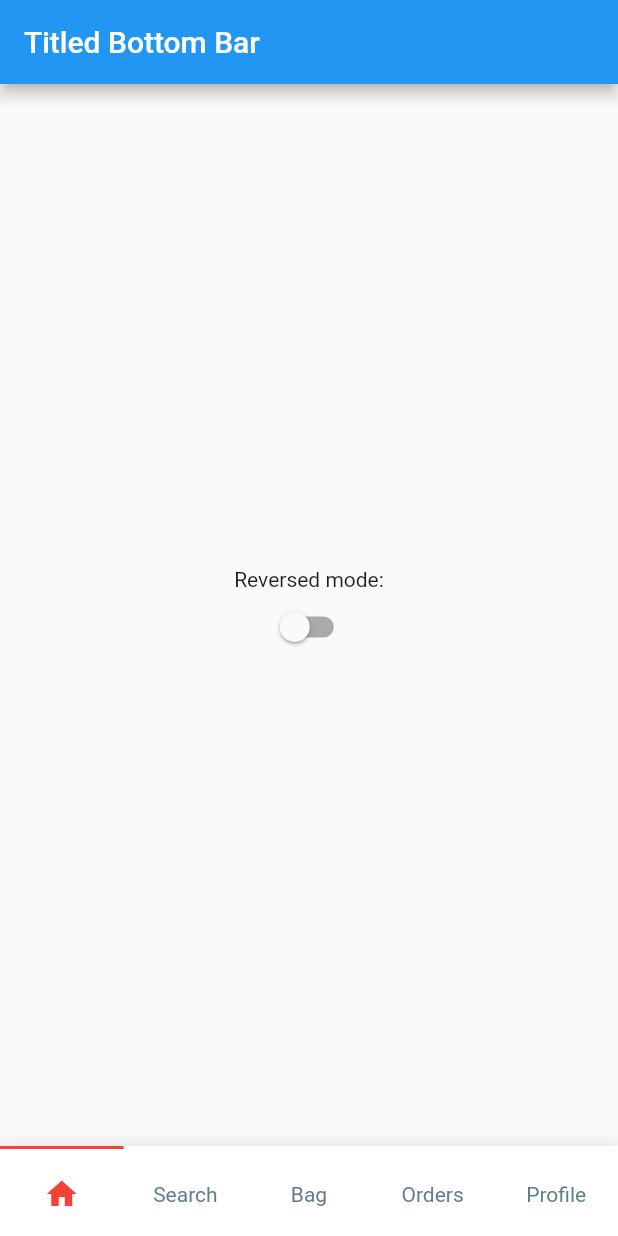
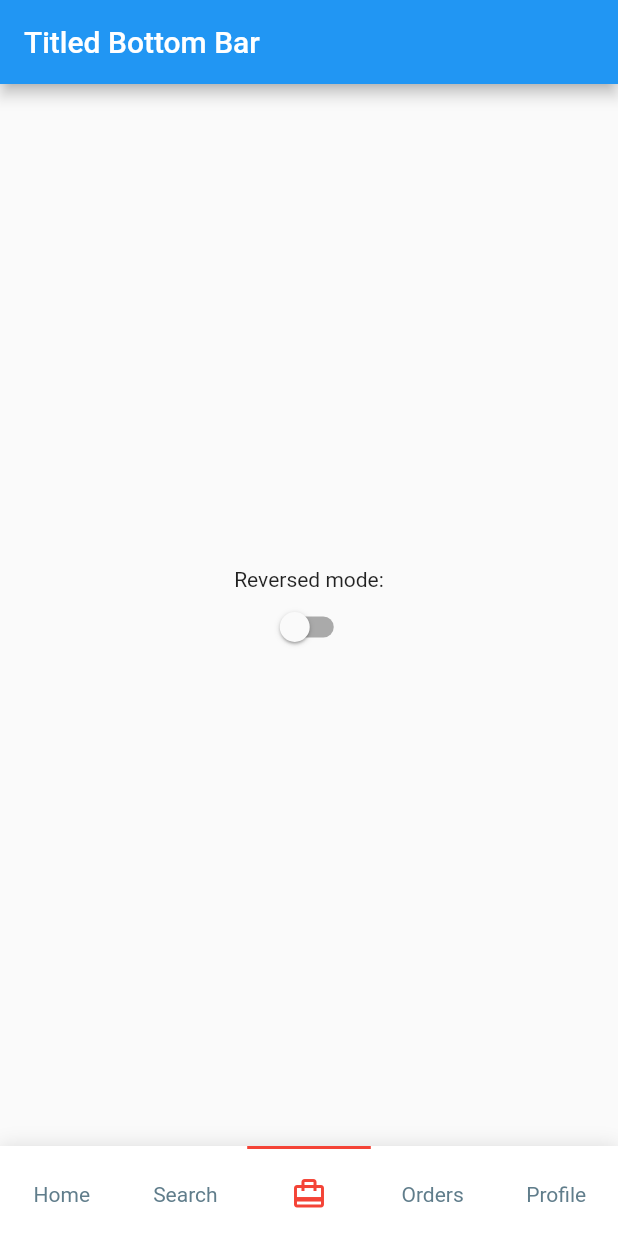
Before and after one commit to pedromassango/titled_navigation_bar, a Flutter app: the screen it shows after launch, on a phone screen of 412 x 824 dp. Run offline on Flutter 3.47's test engine with Material 2 defaults, Android fonts, the phone set to English and light mode, and no system bars.

Commit message:
Fixed: no attribute "currentIndex" so navigation does not occur by providing an index.

```diff
--- a/example/lib/main.dart
+++ b/example/lib/main.dart
@@ -53,6 +53,7 @@ class _HomePageState extends State<HomePage> {
       bottomNavigationBar: TitledBottomNavigationBar(
         onTap: (index) => print("Selected Index: $index"),
         reverse: navBarMode,
+        currentIndex: 2,
         curve: Curves.easeInBack,
         items: items,
         activeColor: Colors.red,
--- a/lib/src/navigation_bar.dart
+++ b/lib/src/navigation_bar.dart
@@ -9,6 +9,7 @@ class TitledBottomNavigationBar extends StatefulWidget {
   final Color inactiveColor;
   final Color indicatorColor;
   final int initialIndex;
+  int currentIndex;
   final ValueChanged<int> onTap;
   final List<TitledNavigationBarItem> items;
 
@@ -22,6 +23,7 @@ class TitledBottomNavigationBar extends StatefulWidget {
     this.inactiveColor,
     this.indicatorColor,
     this.initialIndex = 0,
+    this.currentIndex,
   }) : super(key: key) {
     assert(items != null);
     assert(items.length >= 2 && items.length <= 5);
@@ -42,19 +44,21 @@ class _TitledBottomNavigationBarState extends State<TitledBottomNavigationBar>
   List<TitledNavigationBarItem> get items => widget.items;
 
   double width = 0;
-  int selectedIndex = 0;
-  double indicatorAlignX = 0;
-
   Color activeColor;
   Duration duration = Duration(milliseconds: 250);
 
   @override
   void initState() {
     // select a default item
-    selectedIndex = widget.initialIndex;
-    _select(selectedIndex);
+    widget.currentIndex = widget.currentIndex ?? widget.initialIndex;
+
+    _select(widget.currentIndex);
 
     super.initState();
+  }
+
+  double _getIndicatorPosition(int index){
+    return (-1 + (2 / (items.length - 1) * index));
   }
 
   @override
@@ -63,15 +67,17 @@ class _TitledBottomNavigationBarState extends State<TitledBottomNavigationBar>
     activeColor = widget.activeColor ?? Theme.of(context).indicatorColor;
 
     return Container(
-      key: widget.key,
-      height: BAR_HEIGHT,
-      width: width,
       decoration: BoxDecoration(
         color: Colors.white,
         boxShadow: [
           BoxShadow(color: Colors.black12, blurRadius: 10),
         ],
       ),
+      child: SafeArea(
+        child: Container(
+          key: widget.key,
+          height: BAR_HEIGHT,
+          width: width,
           child: Stack(
             overflow: Overflow.visible,
             children: <Widget>[
@@ -82,10 +88,8 @@ class _TitledBottomNavigationBarState extends State<TitledBottomNavigationBar>
                   children: items.map((item) {
                     var index = items.indexOf(item);
                     return GestureDetector(
-                  onTap: () => setState(() {
-                        _select(index);
-                      }),
-                  child: _buildItemWidget(item, index == selectedIndex),
+                      onTap: () => _select(index),
+                      child: _buildItemWidget(item, index == widget.currentIndex),
                     );
                   }).toList(),
                 ),
@@ -94,7 +98,7 @@ class _TitledBottomNavigationBarState extends State<TitledBottomNavigationBar>
                 top: 0,
                 width: width,
                 child: AnimatedAlign(
-              alignment: Alignment(indicatorAlignX, 0),
+                  alignment: Alignment( _getIndicatorPosition(widget.currentIndex), 0),
                   curve: curve,
                   duration: duration,
                   child: Container(
@@ -106,13 +110,16 @@ class _TitledBottomNavigationBarState extends State<TitledBottomNavigationBar>
               ),
             ],
           ),
+        ),
+      ),
     );
   }
 
   _select(int index) {
-    selectedIndex = index;
-    widget.onTap(selectedIndex);
-    indicatorAlignX = -1 + (2 / (items.length - 1) * index);
+    widget.currentIndex = index;
+    widget.onTap(widget.currentIndex);
+
+    setState(() {});
   }
 
   Widget _buildIcon(TitledNavigationBarItem item) {
--- a/pubspec.yaml
+++ b/pubspec.yaml
@@ -1,11 +1,11 @@
 name: titled_navigation_bar
 description: A beautiful, clean and simple bottom navigation bar with smooth animation on click. This package is high customizable, read more bellow for more details.
-version: 2.2.0
+version: 3.0.0
 author: Pedro Massango <pedromassango.developer@gmail.com>
 homepage: https://github.com/pedromassango/titled_navigation_bar
 
 environment:
-  sdk: ">=2.1.0 <3.0.0"
+  sdk: ">=2.2.2 <3.0.0"
 
 dependencies:
   flutter:
```
Also changed, not shown: example/pubspec.lock, pubspec.lock, 2 other files. Lines whose indentation alone changed are shown as unchanged.
